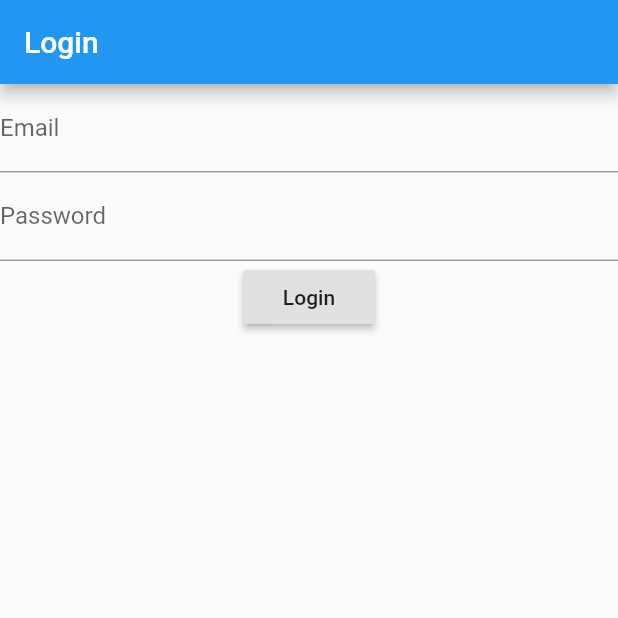
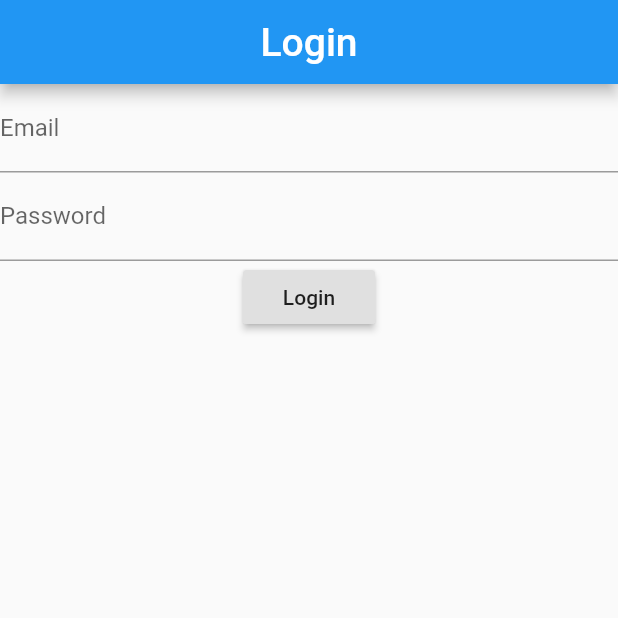
Before and after one commit to hjlama/CodeCS, a Flutter app: the screen it shows after launch, on a phone screen of 412 x 824 dp, the top half of it. Run offline on Flutter 3.47's test engine with Material 2 defaults, Android fonts, the phone set to English and light mode, and no system bars; our stand-ins replace bottom_navy_bar, firebase_auth; accounts and stored records are empty.

Commit message:
implementing login v.1.1

```diff
--- a/lib/Login.dart
+++ b/lib/Login.dart
@@ -16,7 +16,8 @@ class _LoginState extends State<Login> {
   Widget build(BuildContext context) {
     return Scaffold(
       appBar: AppBar(
-        title: Text('Login'),
+        title: Text('Login',style: TextStyle(fontSize: 26),),
+        centerTitle: true,
       ),
       body: Form(
         key: _formKey,
```
Also changed, not shown: 1 other file.
